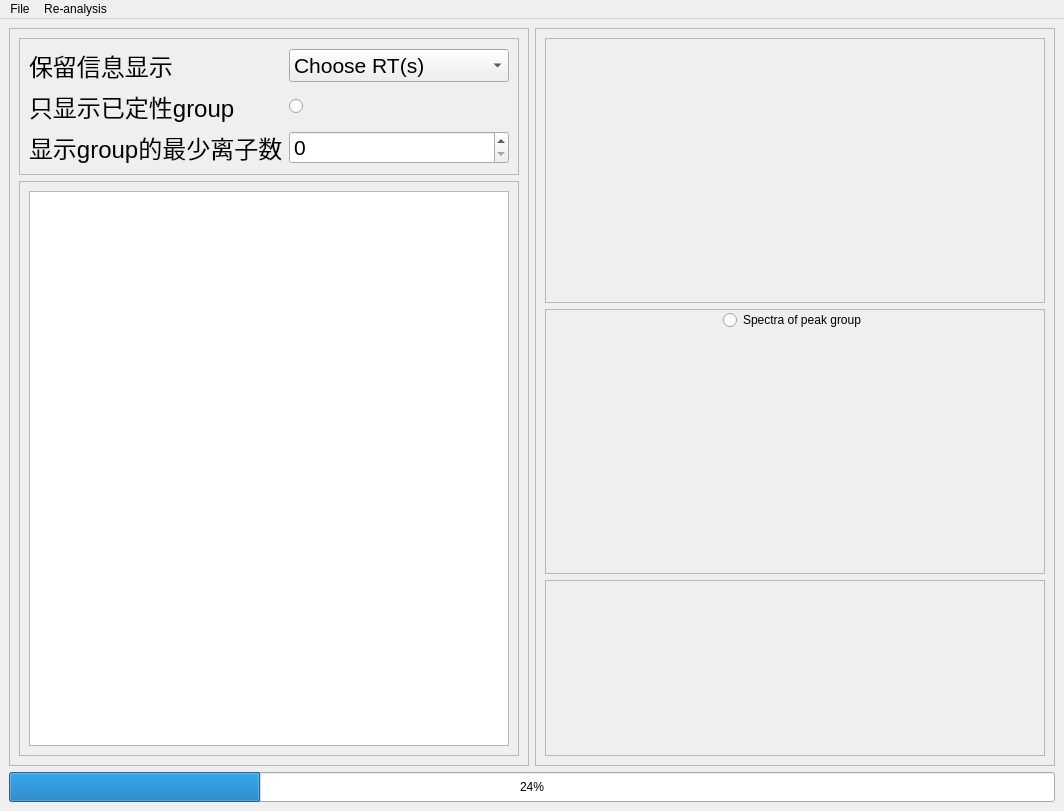
Qt form Dataanalysis/dataanalysis.ui (yuanhonglun/GC-WTS) before a commit.
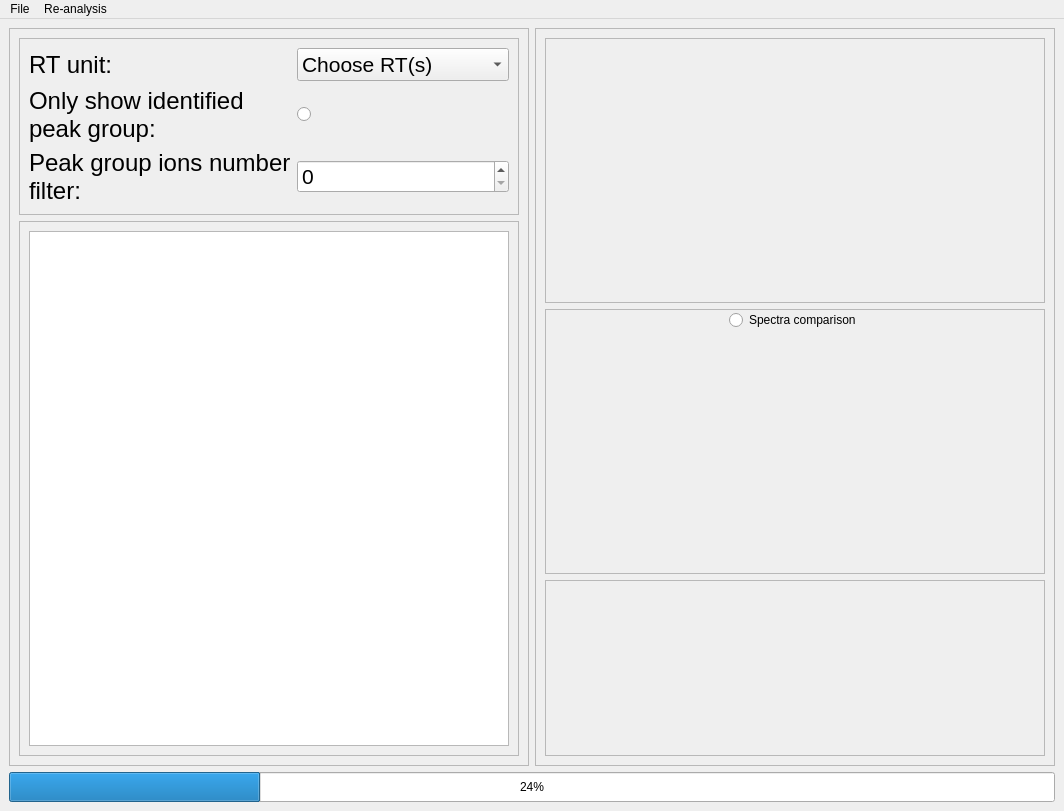
The same form after that commit.

The edit to the form file:
```diff
--- a/Dataanalysis/dataanalysis.ui
+++ b/Dataanalysis/dataanalysis.ui
@@ -42,7 +42,7 @@
              <string notr="true">font: 18pt;</string>
             </property>
             <property name="text">
-             <string>保留信息显示</string>
+             <string>RT unit:</string>
             </property>
            </widget>
           </item>
@@ -69,7 +69,8 @@
              <string notr="true">font: 18pt;</string>
             </property>
             <property name="text">
-             <string>只显示已定性group</string>
+             <string>Only show identified
+peak group:</string>
             </property>
            </widget>
           </item>
@@ -89,7 +90,7 @@
              <string notr="true">font: 18pt;</string>
             </property>
             <property name="text">
-             <string>显示group的最少离子数</string>
+             <string>Peak group ions number filter:</string>
             </property>
             <property name="wordWrap">
              <bool>true</bool>
@@ -116,7 +117,14 @@
          </property>
          <layout class="QGridLayout" name="gridLayout_4">
           <item row="0" column="0">
-           <widget class="QTableWidget" name="tableWidget"/>
+           <widget class="QTableWidget" name="tableWidget">
+            <property name="styleSheet">
+             <string notr="true"/>
+            </property>
+            <attribute name="horizontalHeaderCascadingSectionResizes">
+             <bool>false</bool>
+            </attribute>
+           </widget>
           </item>
          </layout>
         </widget>
@@ -188,7 +196,7 @@
              </size>
             </property>
             <property name="text">
-             <string>Spectra of peak group</string>
+             <string>Spectra comparison</string>
             </property>
            </widget>
           </item>
```
